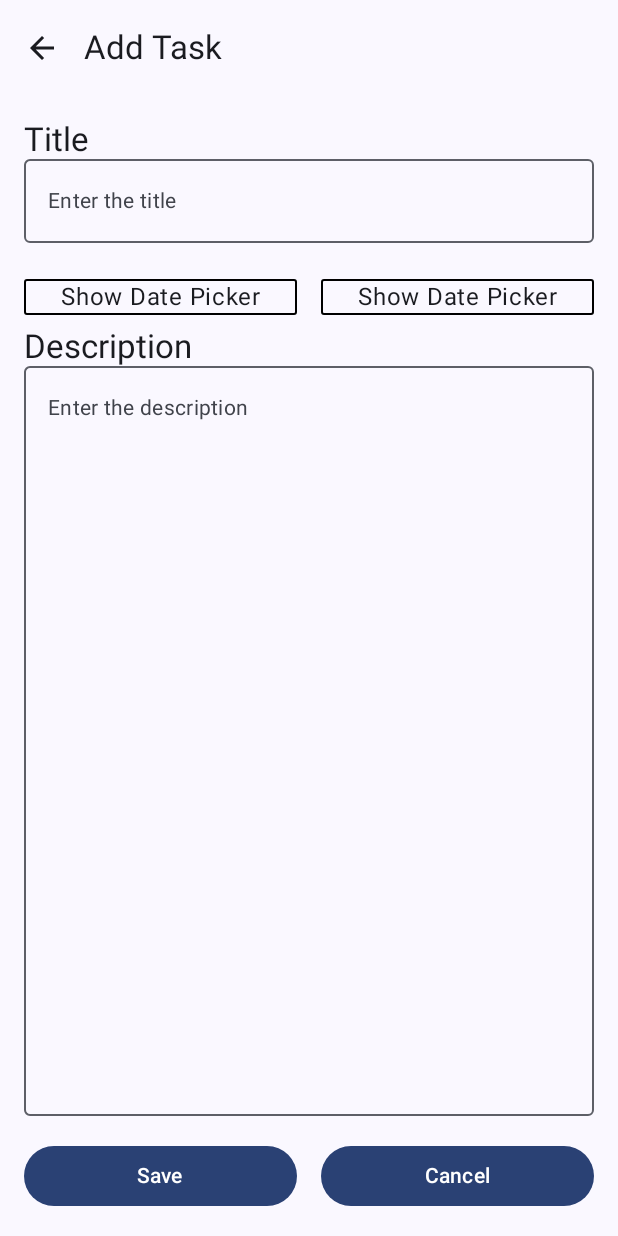
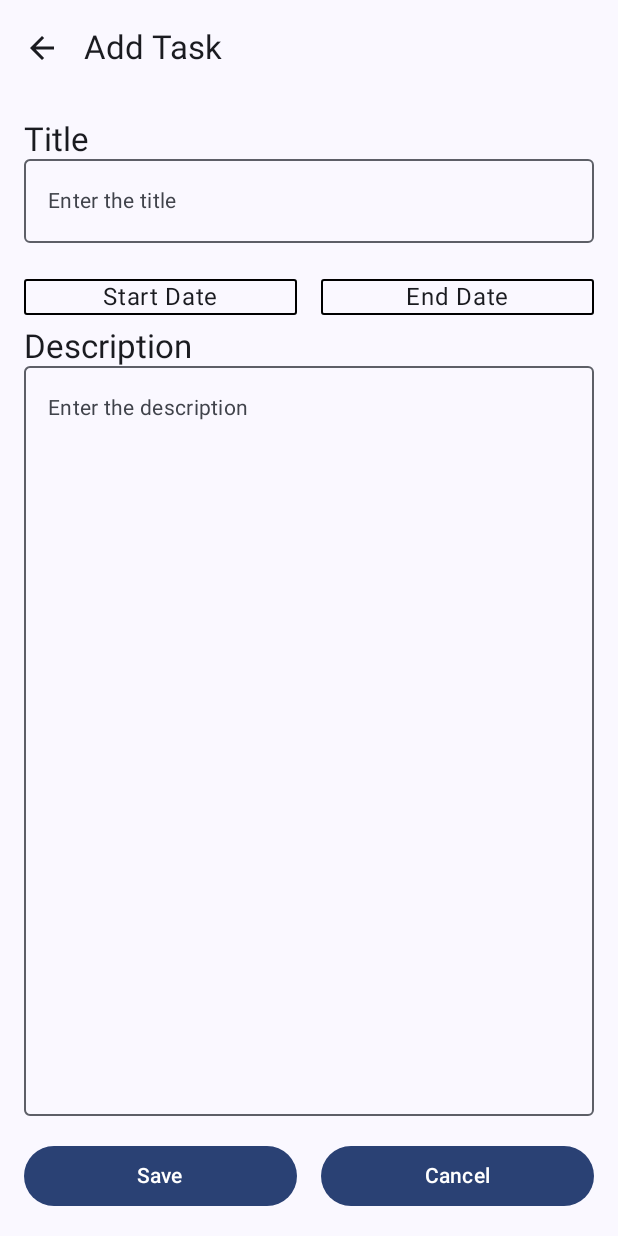
Before and after one commit to kumgold/calendar-clone, an Android app built with Jetpack Compose: the AddEditTaskScreen screen opened through its navigation route, on a phone screen of 412 x 824 dp. Run offline under Robolectric (Android 15) with nearby library versions, the phone set to English and light mode, and no system bars; our stand-ins replace Dagger/Hilt's generated code.

Commit message:
Update AddEditTaskScreen.kt

```diff
--- a/app/src/main/java/com/goldcompany/apps/todoapplication/addedittask/AddEditTaskScreen.kt
+++ b/app/src/main/java/com/goldcompany/apps/todoapplication/addedittask/AddEditTaskScreen.kt
@@ -168,11 +168,13 @@ private fun EditTaskScreen(
                 .padding(top = dimensionResource(id = R.dimen.horizontal_margin))
         ) {
             SelectTaskDatesView(
-                modifier = Modifier.weight(1f)
+                modifier = Modifier.weight(1f),
+                defaultText = stringResource(id = R.string.start_date)
             )
             Spacer(modifier = Modifier.width(dimensionResource(id = R.dimen.horizontal_margin)))
             SelectTaskDatesView(
-                modifier = Modifier.weight(1f)
+                modifier = Modifier.weight(1f),
+                defaultText = stringResource(id = R.string.end_date)
             )
         }
         Spacer(modifier = Modifier.height(dimensionResource(id = R.dimen.vertical_margin)))
@@ -211,9 +213,10 @@ private fun EditTaskScreen(
 @Composable
 private fun SelectTaskDatesView(
     modifier: Modifier,
+    defaultText: String
 ) {
     var date by remember {
-        mutableStateOf("Show Date Picker")
+        mutableStateOf(defaultText)
     }
     var isShowDatePickerDialog by remember {
         mutableStateOf(false)
@@ -231,8 +234,8 @@ private fun SelectTaskDatesView(
             modifier = Modifier
                 .fillMaxWidth()
                 .clickable {
-                isShowDatePickerDialog = true
-            },
+                    isShowDatePickerDialog = true
+                },
             text = date,
             textAlign = TextAlign.Center
         )
```
